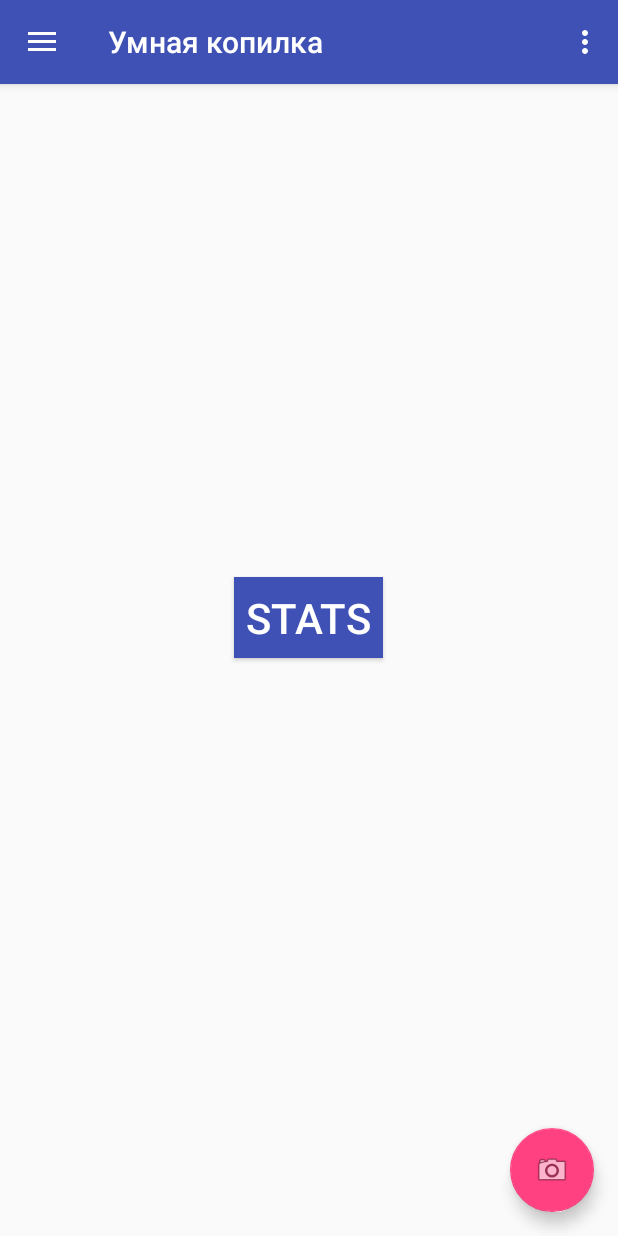
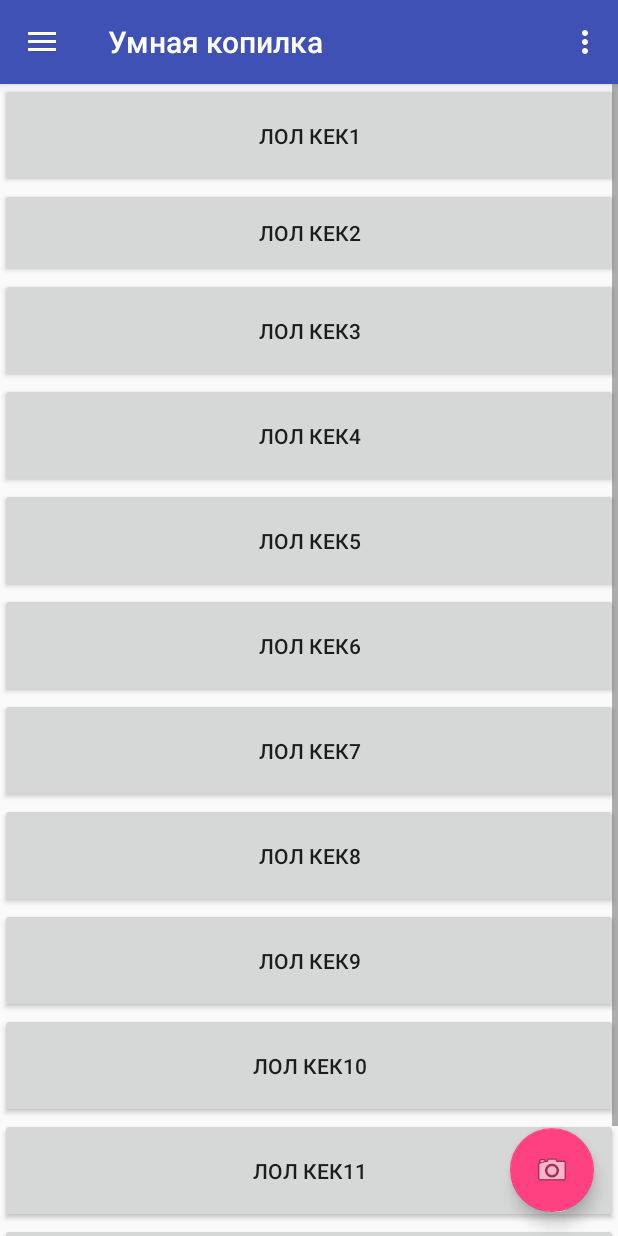
Before and after one commit to sp41mer/Android_project, an Android app: the screen it shows after launch (MainActivity), in the side drawer, after a tap on "Статистика", on a phone screen of 412 x 824 dp. Run offline under Robolectric (Android 15) with nearby library versions, the phone set to English and light mode, and no system bars.

Commit message:
added scrollview and something else

```diff
--- a/app/src/main/java/com/example/sp41mer/android_project/FirstFragment.java
+++ b/app/src/main/java/com/example/sp41mer/android_project/FirstFragment.java
@@ -24,16 +24,6 @@ public class FirstFragment extends Fragment {
     public View onCreateView(LayoutInflater inflater, ViewGroup container,
                              Bundle savedInstanceState) {
         View rootView = inflater.inflate(R.layout.fragment_first, container, false);
-
-        final Button mainButton = (Button) rootView.findViewById(R.id.main_button);
-        mainButton.setOnClickListener(new View.OnClickListener() {
-            @Override
-            public void onClick(View v) {
-
-                mainButton.setBackgroundColor(getContext().getResources().getColor(R.color.colorAccent));
-            }
-        });
-        // Inflate the layout for this fragment
         return rootView;
     }
 
--- a/app/src/main/java/com/example/sp41mer/android_project/StatsFragment.java
+++ b/app/src/main/java/com/example/sp41mer/android_project/StatsFragment.java
@@ -24,15 +24,6 @@ public class StatsFragment extends Fragment {
     public View onCreateView(LayoutInflater inflater, ViewGroup container,
                              Bundle savedInstanceState) {
         View rootView = inflater.inflate(R.layout.fragment_stats, container, false);
-
-        final Button mainButton = (Button) rootView.findViewById(R.id.stats_button);
-        mainButton.setOnClickListener(new View.OnClickListener() {
-            @Override
-            public void onClick(View v) {
-
-                mainButton.setBackgroundColor(getContext().getResources().getColor(R.color.colorAccent));
-            }
-        });
         // Inflate the layout for this fragment
         return rootView;
     }
--- a/app/src/main/res/layout/app_bar_main.xml
+++ b/app/src/main/res/layout/app_bar_main.xml
@@ -23,8 +23,9 @@
 
     <FrameLayout
         android:id="@+id/fragment_container"
+        android:paddingTop="55dp"
         android:layout_width="match_parent"
-        android:layout_height="match_parent">
+        android:layout_height="wrap_content">
     </FrameLayout>
 
     <android.support.design.widget.FloatingActionButton
--- a/app/src/main/res/layout/fragment_stats.xml
+++ b/app/src/main/res/layout/fragment_stats.xml
@@ -4,16 +4,65 @@
     android:layout_height="match_parent"
     tools:context="com.example.sp41mer.android_project.StatsFragment">
 
-    <Button
-        android:layout_width="wrap_content"
+    <ScrollView
         android:layout_height="wrap_content"
-        android:text="STATS"
-        android:padding="8dp"
-        android:textColor="#fff"
-        android:background="@color/colorPrimary"
-        android:textSize="28sp"
-        android:id="@+id/stats_button"
-        android:layout_centerVertical="true"
-        android:layout_centerHorizontal="true" />
+        android:layout_width="match_parent"
+        >
+        <LinearLayout
+            android:layout_width="match_parent"
+            android:layout_height="wrap_content"
+            android:orientation="vertical"
+            android:paddingBottom="20dp">
+            <Button
+                android:layout_width="match_parent"
+                android:layout_height="70dp"
+                android:text = "ЛОЛ КЕК1"/>
+            <Button
+                android:layout_width="match_parent"
+                android:layout_height="60dp"
+                android:text = "ЛОЛ КЕК2"/>
+            <Button
+                android:layout_width="match_parent"
+                android:layout_height="70dp"
+                android:text = "ЛОЛ КЕК3"/>
+            <Button
+                android:layout_width="match_parent"
+                android:layout_height="70dp"
+                android:text = "ЛОЛ КЕК4"/>
+            <Button
+                android:layout_width="match_parent"
+                android:layout_height="70dp"
+                android:text = "ЛОЛ КЕК5"/>
+            <Button
+                android:layout_width="match_parent"
+                android:layout_height="70dp"
+                android:text = "ЛОЛ КЕК6"/>
+            <Button
+                android:layout_width="match_parent"
+                android:layout_height="70dp"
+                android:text = "ЛОЛ КЕК7"/>
+            <Button
+                android:layout_width="match_parent"
+                android:layout_height="70dp"
+                android:text = "ЛОЛ КЕК8"/>
+            <Button
+                android:layout_width="match_parent"
+                android:layout_height="70dp"
+                android:text = "ЛОЛ КЕК9"/>
+            <Button
+                android:layout_width="match_parent"
+                android:layout_height="70dp"
+                android:text = "ЛОЛ КЕК10"/>
+            <Button
+                android:layout_width="match_parent"
+                android:layout_height="70dp"
+                android:text = "ЛОЛ КЕК11"/>
+            <Button
+                android:layout_width="match_parent"
+                android:layout_height="70dp"
+                android:text = "ЛОЛ КЕК12"/>
+        </LinearLayout>
+
+        </ScrollView>
 
 </RelativeLayout>
```
Also changed, not shown: app/src/main/res/layout/app_bar_stats.xml (deleted, +0 -12 lines), app/src/main/res/layout/content_main.xml (deleted, +0 -22 lines), app/src/main/res/layout/fragment_first.xml (+6 -10 lines).
